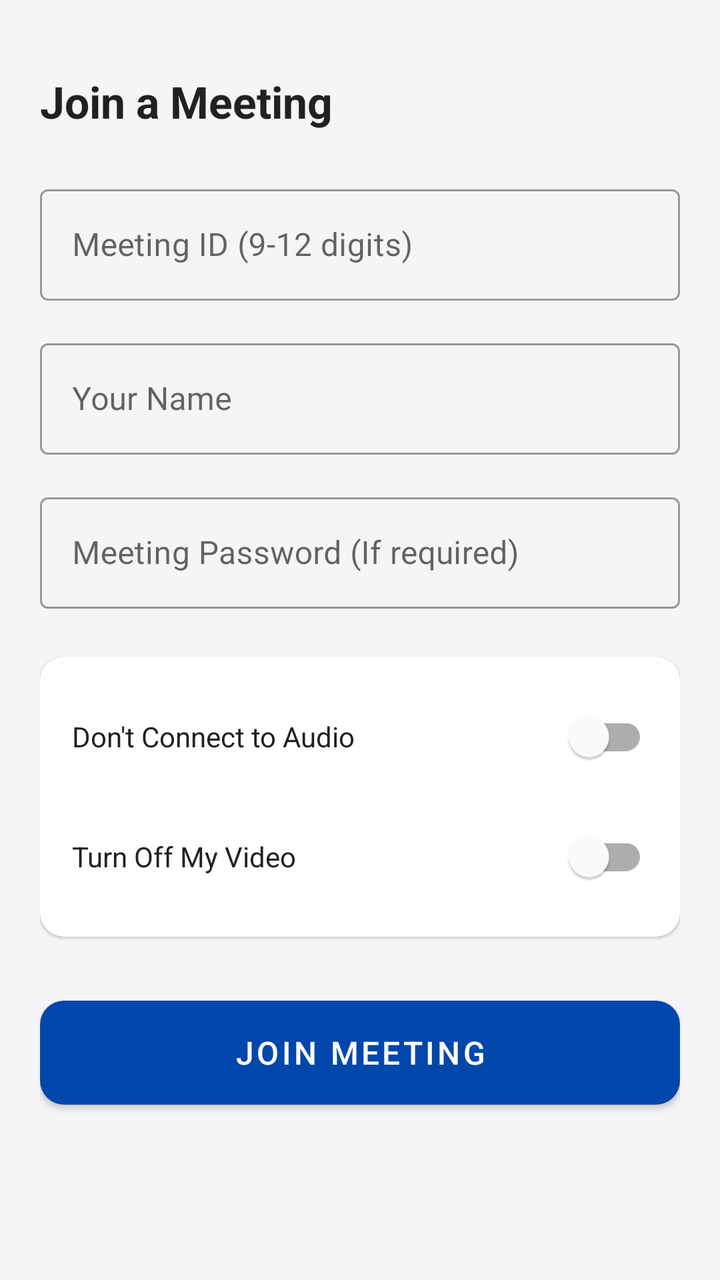
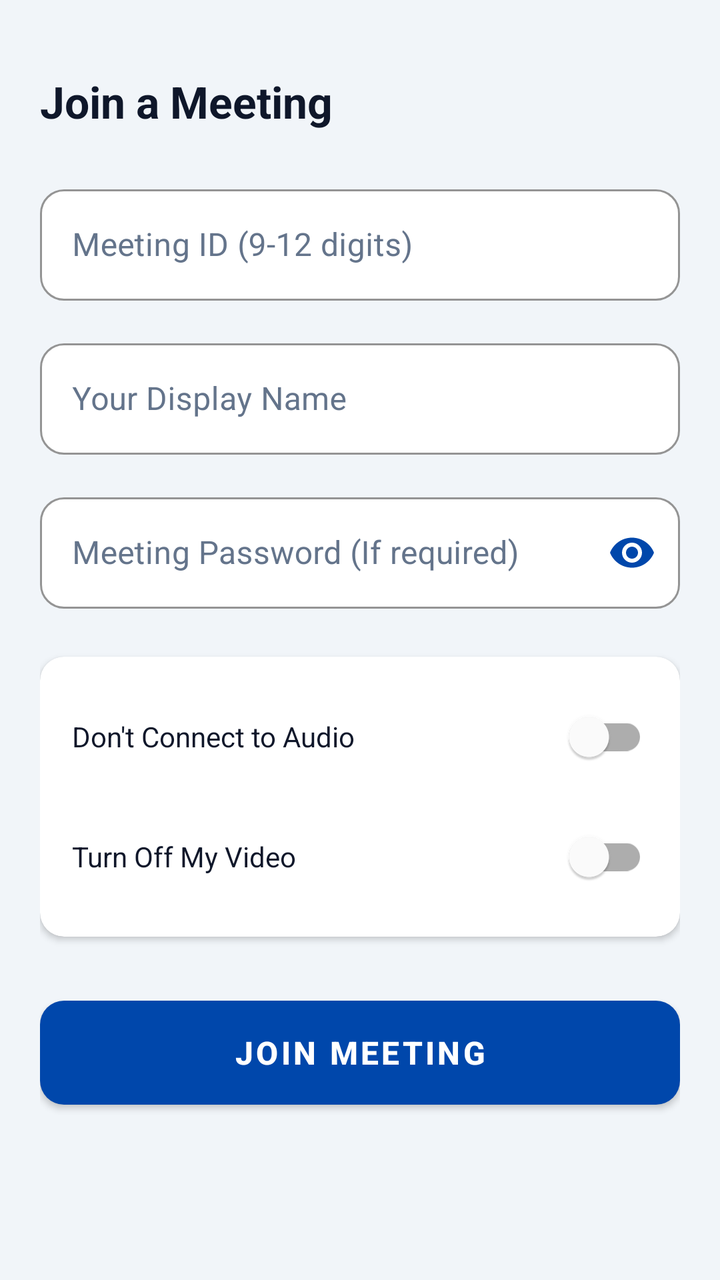

Screens rendered from an Android XML layout before and after an edit, with the pre-edit source and the edit as a unified diff.
<!-- AndroidManifest.xml: application theme Theme.MeetWith -->
<!-- res/layout/activity_join_meeting.xml -->
<?xml version="1.0" encoding="utf-8"?>
<LinearLayout xmlns:android="http://schemas.android.com/apk/res/android"
    xmlns:app="http://schemas.android.com/apk/res-auto"
    android:layout_width="match_parent"
    android:layout_height="match_parent"
    android:orientation="vertical"
    android:background="@color/background"
    android:padding="20dp">

    <TextView
        android:layout_width="wrap_content"
        android:layout_height="wrap_content"
        android:text="Join a Meeting"
        android:textColor="@color/text_primary"
        android:textSize="22sp"
        android:textStyle="bold"
        android:layout_marginTop="16dp"
        android:layout_marginBottom="24dp" />

    <com.google.android.material.textfield.TextInputLayout
        style="@style/Widget.MaterialComponents.TextInputLayout.OutlinedBox"
        android:layout_width="match_parent"
        android:layout_height="wrap_content"
        android:hint="Meeting ID (9-12 digits)">

        <com.google.android.material.textfield.TextInputEditText
            android:id="@+id/etMeetingId"
            android:layout_width="match_parent"
            android:layout_height="wrap_content"
            android:inputType="number" />
    </com.google.android.material.textfield.TextInputLayout>

    <com.google.android.material.textfield.TextInputLayout
        style="@style/Widget.MaterialComponents.TextInputLayout.OutlinedBox"
        android:layout_width="match_parent"
        android:layout_height="wrap_content"
        android:layout_marginTop="16dp"
        android:hint="Your Name">

        <com.google.android.material.textfield.TextInputEditText
            android:id="@+id/etJoinName"
            android:layout_width="match_parent"
            android:layout_height="wrap_content" />
    </com.google.android.material.textfield.TextInputLayout>

    <com.google.android.material.textfield.TextInputLayout
        style="@style/Widget.MaterialComponents.TextInputLayout.OutlinedBox"
        android:layout_width="match_parent"
        android:layout_height="wrap_content"
        android:layout_marginTop="16dp"
        android:hint="Meeting Password (If required)">

        <com.google.android.material.textfield.TextInputEditText
            android:id="@+id/etJoinPassword"
            android:layout_width="match_parent"
            android:layout_height="wrap_content"
            android:inputType="textPassword" />
    </com.google.android.material.textfield.TextInputLayout>

    <androidx.cardview.widget.CardView
        android:layout_width="match_parent"
        android:layout_height="wrap_content"
        android:layout_marginTop="24dp"
        app:cardCornerRadius="12dp"
        app:cardElevation="1dp">

        <LinearLayout
            android:layout_width="match_parent"
            android:layout_height="wrap_content"
            android:orientation="vertical"
            android:padding="16dp">

            <com.google.android.material.switchmaterial.SwitchMaterial
                android:id="@+id/switchJoinAudio"
                android:layout_width="match_parent"
                android:layout_height="wrap_content"
                android:checked="false"
                android:text="Don't Connect to Audio"
                android:textColor="@color/text_primary" />

            <com.google.android.material.switchmaterial.SwitchMaterial
                android:id="@+id/switchJoinVideo"
                android:layout_width="match_parent"
                android:layout_height="wrap_content"
                android:layout_marginTop="12dp"
                android:checked="false"
                android:text="Turn Off My Video"
                android:textColor="@color/text_primary" />
        </LinearLayout>
    </androidx.cardview.widget.CardView>

    <Button
        android:id="@+id/btnConfirmJoin"
        android:layout_width="match_parent"
        android:layout_height="52dp"
        android:layout_marginTop="32dp"
        android:background="@drawable/bg_button_blue"
        android:text="Join Meeting"
        android:textColor="@color/white"
        android:textSize="16sp" />
</LinearLayout>
<!-- resources referenced by this layout -->
<resources>
  <color name="background">#F5F5F7</color>
  <color name="text_primary">#212121</color>
  <color name="white">#FFFFFF</color>
  <!-- drawable bg_button_blue (drawable) -->
  <?xml version="1.0" encoding="utf-8"?>
  <shape xmlns:android="http://schemas.android.com/apk/res/android"
      android:shape="rectangle">
      <corners android:radius="12dp" />
      <solid android:color="@color/primary" />
  </shape>
  <style name="Theme.MeetWith" parent="Theme.MaterialComponents.DayNight.NoActionBar">
          <item name="colorPrimary">@color/primary</item>
          <item name="colorPrimaryVariant">@color/primary_dark</item>
          <item name="colorOnPrimary">@color/white</item>
          <item name="colorSecondary">@color/accent</item>
          <item name="colorSecondaryVariant">@color/accent</item>
          <item name="colorOnSecondary">@color/white</item>
          <item name="android:statusBarColor">@color/primary_dark</item>
          <item name="android:windowBackground">@color/background</item>
      </style>
  <color name="primary">#0047AB</color>
  <color name="primary_dark">#003380</color>
  <color name="accent">#F26D21</color>
</resources>

<!-- the commit's change to res/layout/activity_join_meeting.xml (unified diff, before → after) -->
@@ -21,13 +21,24 @@
         style="@style/Widget.MaterialComponents.TextInputLayout.OutlinedBox"
         android:layout_width="match_parent"
         android:layout_height="wrap_content"
-        android:hint="Meeting ID (9-12 digits)">
+        android:hint="Meeting ID (9-12 digits)"
+        app:boxBackgroundColor="@color/input_bg"
+        app:boxStrokeColor="@color/primary"
+        app:boxCornerRadiusTopStart="12dp"
+        app:boxCornerRadiusTopEnd="12dp"
+        app:boxCornerRadiusBottomStart="12dp"
+        app:boxCornerRadiusBottomEnd="12dp"
+        app:hintTextColor="@color/primary"
+        android:textColorHint="@color/text_hint">
 
         <com.google.android.material.textfield.TextInputEditText
             android:id="@+id/etMeetingId"
             android:layout_width="match_parent"
             android:layout_height="wrap_content"
-            android:inputType="number" />
+            android:inputType="number"
+            android:textColor="@color/input_text"
+            android:textColorHint="@color/text_hint"
+            android:textSize="16sp" />
     </com.google.android.material.textfield.TextInputLayout>
 
     <com.google.android.material.textfield.TextInputLayout
@@ -35,12 +46,23 @@
         android:layout_width="match_parent"
         android:layout_height="wrap_content"
         android:layout_marginTop="16dp"
-        android:hint="Your Name">
+        android:hint="Your Display Name"
+        app:boxBackgroundColor="@color/input_bg"
+        app:boxStrokeColor="@color/primary"
+        app:boxCornerRadiusTopStart="12dp"
+        app:boxCornerRadiusTopEnd="12dp"
+        app:boxCornerRadiusBottomStart="12dp"
+        app:boxCornerRadiusBottomEnd="12dp"
+        app:hintTextColor="@color/primary"
+        android:textColorHint="@color/text_hint">
 
         <com.google.android.material.textfield.TextInputEditText
             android:id="@+id/etJoinName"
             android:layout_width="match_parent"
-            android:layout_height="wrap_content" />
+            android:layout_height="wrap_content"
+            android:textColor="@color/input_text"
+            android:textColorHint="@color/text_hint"
+            android:textSize="16sp" />
     </com.google.android.material.textfield.TextInputLayout>
 
     <com.google.android.material.textfield.TextInputLayout
@@ -48,13 +70,26 @@
         android:layout_width="match_parent"
         android:layout_height="wrap_content"
         android:layout_marginTop="16dp"
-        android:hint="Meeting Password (If required)">
+        android:hint="Meeting Password (If required)"
+        app:boxBackgroundColor="@color/input_bg"
+        app:boxStrokeColor="@color/primary"
+        app:boxCornerRadiusTopStart="12dp"
+        app:boxCornerRadiusTopEnd="12dp"
+        app:boxCornerRadiusBottomStart="12dp"
+        app:boxCornerRadiusBottomEnd="12dp"
+        app:hintTextColor="@color/primary"
+        android:textColorHint="@color/text_hint"
+        app:passwordToggleEnabled="true"
+        app:passwordToggleTint="@color/primary">
 
         <com.google.android.material.textfield.TextInputEditText
             android:id="@+id/etJoinPassword"
             android:layout_width="match_parent"
             android:layout_height="wrap_content"
-            android:inputType="textPassword" />
+            android:inputType="textPassword"
+            android:textColor="@color/input_text"
+            android:textColorHint="@color/text_hint"
+            android:textSize="16sp" />
     </com.google.android.material.textfield.TextInputLayout>
 
     <androidx.cardview.widget.CardView
@@ -62,7 +97,8 @@
         android:layout_height="wrap_content"
         android:layout_marginTop="24dp"
         app:cardCornerRadius="12dp"
-        app:cardElevation="1dp">
+        app:cardElevation="2dp"
+        app:cardBackgroundColor="@color/card_background">
 
         <LinearLayout
             android:layout_width="match_parent"
@@ -97,5 +133,6 @@
         android:background="@drawable/bg_button_blue"
         android:text="Join Meeting"
         android:textColor="@color/white"
-        android:textSize="16sp" />
+        android:textSize="16sp"
+        android:textStyle="bold" />
 </LinearLayout>
<!-- resource entries referenced after the edit -->
@@ -1,7 +1,10 @@
 <!-- resources referenced by this layout -->
 <resources>
-  <color name="background">#F5F5F7</color>
-  <color name="text_primary">#212121</color>
+  <color name="background">#F1F5F9</color>
+  <color name="card_background">#FFFFFF</color>
+  <color name="input_bg">#FFFFFF</color>
+  <color name="input_text">#0F172A</color>
+  <color name="text_primary">#0F172A</color>
   <color name="white">#FFFFFF</color>
   <!-- drawable bg_button_blue (drawable) -->
   <?xml version="1.0" encoding="utf-8"?>
@@ -10,7 +13,7 @@
       <corners android:radius="12dp" />
       <solid android:color="@color/primary" />
   </shape>
-  <style name="Theme.MeetWith" parent="Theme.MaterialComponents.DayNight.NoActionBar">
+  <style name="Theme.MeetWith" parent="Theme.MaterialComponents.Light.NoActionBar">
           <item name="colorPrimary">@color/primary</item>
           <item name="colorPrimaryVariant">@color/primary_dark</item>
           <item name="colorOnPrimary">@color/white</item>
@@ -19,9 +22,32 @@
           <item name="colorOnSecondary">@color/white</item>
           <item name="android:statusBarColor">@color/primary_dark</item>
           <item name="android:windowBackground">@color/background</item>
+          
+          
+          <item name="android:textColor">@color/text_primary</item>
+          <item name="android:textColorPrimary">@color/text_primary</item>
+          <item name="android:textColorSecondary">@color/text_secondary</item>
+          <item name="android:editTextColor">@color/input_text</item>
+          <item name="android:textColorHint">@color/text_hint</item>
+  
+          
+          <item name="textInputStyle">@style/Widget.MeetWith.TextInputLayout</item>
       </style>
   <color name="primary">#0047AB</color>
-  <color name="primary_dark">#003380</color>
+  <color name="text_hint">#64748B</color>
+  <color name="primary_dark">#002D6C</color>
   <color name="accent">#F26D21</color>
+  <color name="text_secondary">#475569</color>
+  <style name="Widget.MeetWith.TextInputLayout" parent="Widget.MaterialComponents.TextInputLayout.OutlinedBox">
+          <item name="boxBackgroundColor">@color/input_bg</item>
+          <item name="boxStrokeColor">@color/primary</item>
+          <item name="boxStrokeWidth">1.5dp</item>
+          <item name="boxCornerRadiusTopStart">12dp</item>
+          <item name="boxCornerRadiusTopEnd">12dp</item>
+          <item name="boxCornerRadiusBottomStart">12dp</item>
+          <item name="boxCornerRadiusBottomEnd">12dp</item>
+          <item name="hintTextColor">@color/primary</item>
+          <item name="android:textColorHint">@color/text_hint</item>
+      </style>
 </resources>
 
